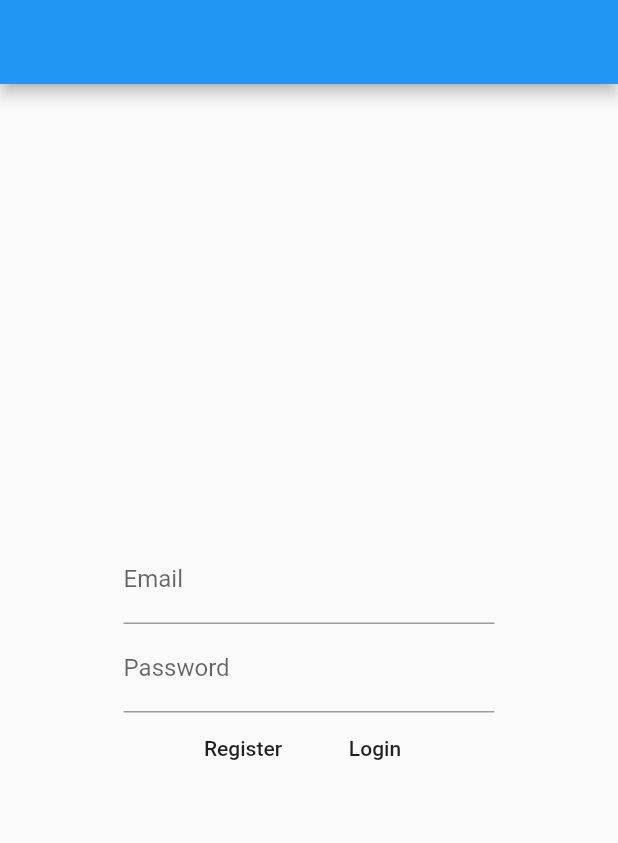
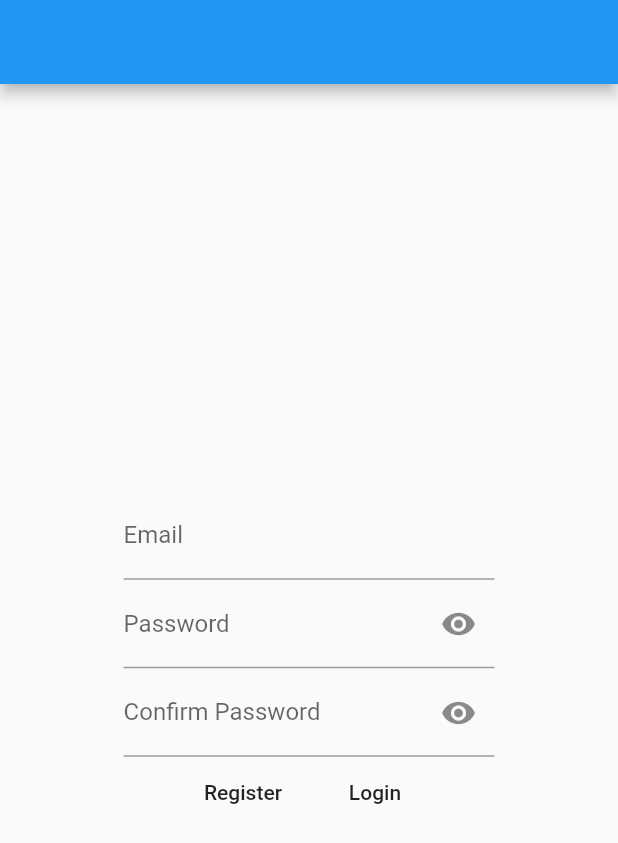
Before and after one commit to AlexitoRD/community_sport_event_tracker, a Flutter app: the screen it shows after launch, after a tap on "Register", on a phone screen of 412 x 824 dp. Shown: the top 843 px of the screen. Run offline on Flutter 3.47's test engine with Material 2 defaults, Android fonts, the phone set to English and light mode, and no system bars; our stand-ins replace firebase_auth; accounts and stored records are empty.

Commit message:
Registration work

```diff
--- a/lib/login_page/login_page.dart
+++ b/lib/login_page/login_page.dart
@@ -7,6 +7,10 @@ class LoginPage extends StatefulWidget {
 }
 
 class _LoginPageState extends State<LoginPage> {
+  var isRegistering = false;
+  var passwordObscured = true;
+  var passwordConfirmationObscured = true;
+
   @override
   Widget build(BuildContext context) {
     var width = MediaQuery.of(context).size.width;
@@ -23,7 +27,39 @@ class _LoginPageState extends State<LoginPage> {
           Container(
             width: width * 0.6,
             child: TextFormField(
-              decoration: InputDecoration(labelText: 'Password'),
+              obscureText: passwordObscured,
+              decoration: InputDecoration(
+                labelText: 'Password',
+                suffixIcon: IconButton(
+                  icon: Icon(Icons.remove_red_eye),
+                  onPressed: () {
+                    setState(() {
+                      passwordObscured = !passwordObscured;
+                    });
+                  },
+                ),
+              ),
+            ),
+          ),
+          Visibility(
+            visible: isRegistering,
+            child: Container(
+              width: width * 0.6,
+              child: TextFormField(
+                obscureText: passwordConfirmationObscured,
+                decoration: InputDecoration(
+                  labelText: 'Confirm Password',
+                  suffixIcon: IconButton(
+                    icon: Icon(Icons.remove_red_eye),
+                    onPressed: () {
+                      setState(() {
+                        passwordConfirmationObscured =
+                            !passwordConfirmationObscured;
+                      });
+                    },
+                  ),
+                ),
+              ),
             ),
           ),
           Row(
@@ -32,7 +68,9 @@ class _LoginPageState extends State<LoginPage> {
               FlatButton(
                 child: Text('Register'),
                 onPressed: () {
-                  print('Register');
+                  setState(() {
+                    isRegistering = !isRegistering;
+                  });
                 },
               ),
               FlatButton(
```
